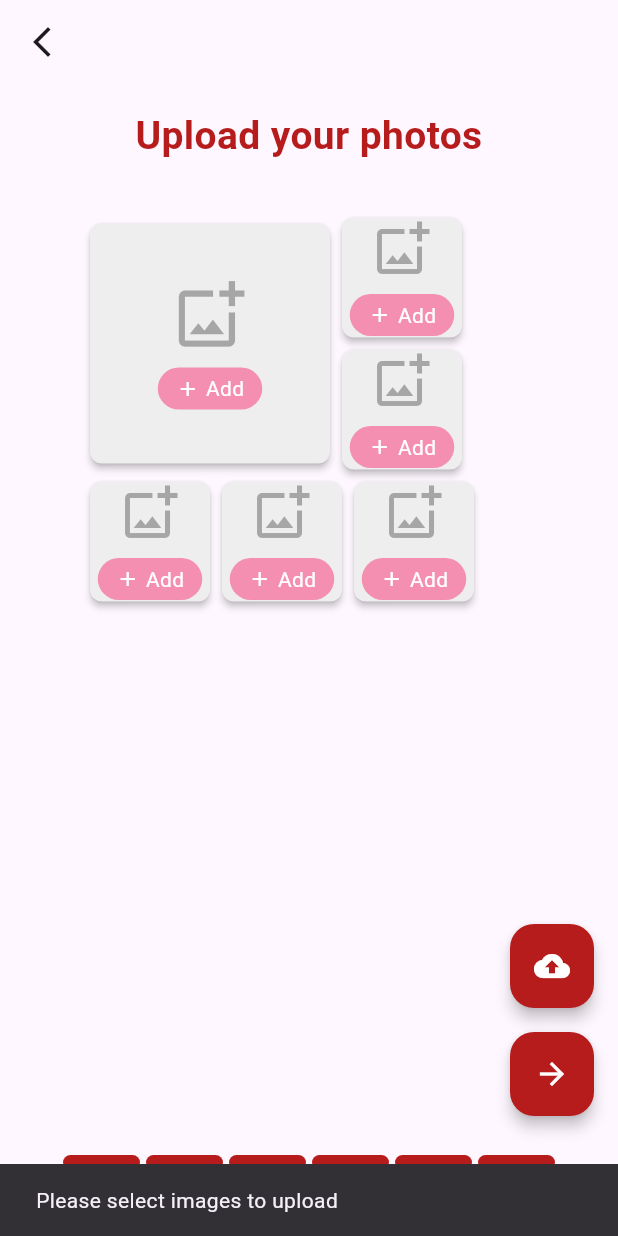
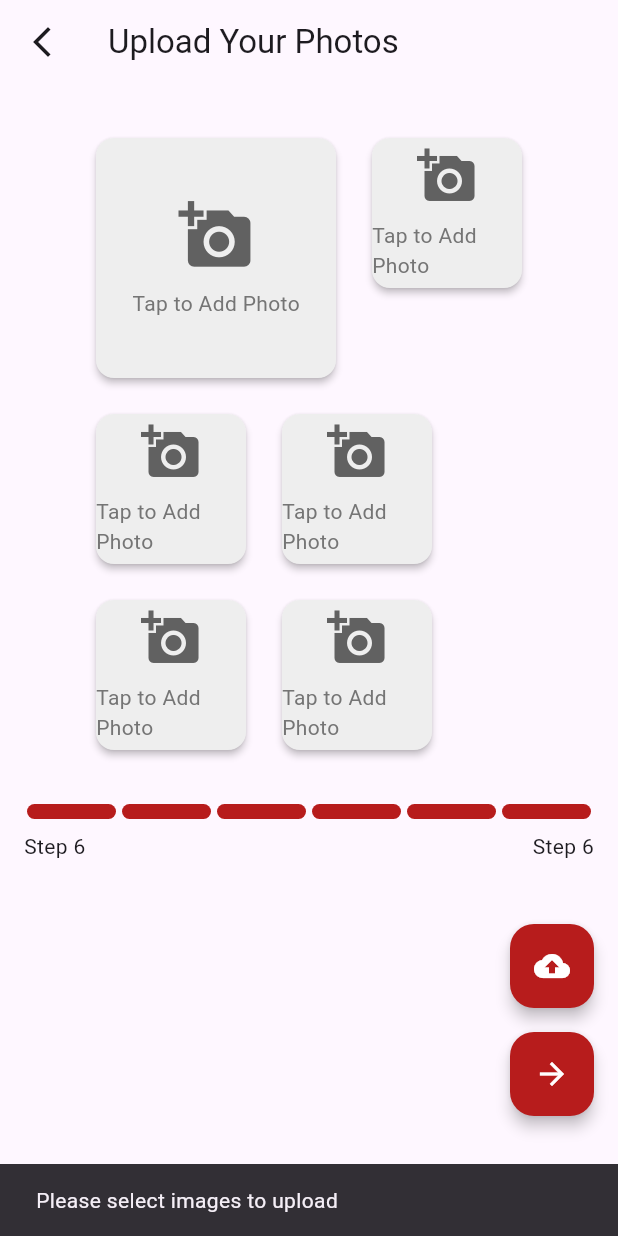
Before and after one commit to Walker31/Connect, a Flutter app: the UploadImage screen opened directly with empty values, after a tap on the "cloud upload" icon, on a phone screen of 412 x 824 dp. Run offline on Flutter 3.47's test engine with Material 3 defaults, Android fonts, the phone set to English and light mode, and no system bars; drawn by our look-alikes of step_progress_indicator; our stand-ins replace flutter_animate, flutter_otp_text_field, image_picker, location, logger, swipe_cards; missing offline and left inert: flutter_svg_icons; network calls fail.

Commit message:
Tested uploading images

```diff
--- a/lib/Backend/path.dart
+++ b/lib/Backend/path.dart
@@ -1,5 +1,5 @@
 class ApiPath {
-  static const baseURL = 'http://10.0.2.2:8000';
+  static const baseURL = 'https://8751-14-139-162-2.ngrok-free.app';
 
   static login() => '$baseURL/user/login/';
 
--- a/lib/Backend/swiping.dart
+++ b/lib/Backend/swiping.dart
@@ -28,6 +28,7 @@ class Match {
 
       if (response.statusCode == 200) {
         final responseData = jsonDecode(response.body);
+        logger.d(responseData);
 
         if (responseData['status'] == 'success') {
           // Check if the response indicates a match
--- a/lib/Login/Phone Login/phone_login.dart
+++ b/lib/Login/Phone Login/phone_login.dart
@@ -77,6 +77,7 @@ class PhoneLoginState extends State<PhoneLogin> {
   @override
   Widget build(BuildContext context) {
     return Scaffold(
+      resizeToAvoidBottomInset: false,
       body: Container(
         width: double.infinity,
         height: double.infinity,
--- a/lib/Login/Sign Up/upload.dart
+++ b/lib/Login/Sign Up/upload.dart
@@ -1,16 +1,12 @@
-import 'dart:convert';
 import 'dart:io';
-import 'package:http/http.dart' as http;
-import 'package:connect/Backend/path.dart';
-import 'package:connect/Base%20Scaffold/base.dart';
 import 'package:flutter/material.dart';
 import 'package:image_picker/image_picker.dart';
 import 'package:logger/logger.dart';
 import 'package:step_progress_indicator/step_progress_indicator.dart';
 import '../../Backend/auth.dart';
+import '../../Backend/images.dart';
+import '../../Base Scaffold/base.dart';
 import '../../Components/back.dart';
-import 'dart:async';
-
 import '../../Model/profile.dart';
 
 class UploadImage extends StatefulWidget {
@@ -26,14 +22,8 @@ class _UploadImageState extends State<UploadImage> {
   final List<File> _selectedImages = [];
   final ImagePicker picker = ImagePicker();
   Logger logger = Logger();
+  bool isLoading = false;
   bool _isUploading = false;
-  bool isLoading = false;
-
-  @override
-  void dispose() {
-    // Add any necessary cleanup code here
-    super.dispose();
-  }
 
   Future<void> pickImages() async {
     final List<XFile> pickerFiles = await picker.pickMultiImage();
@@ -48,51 +38,39 @@ class _UploadImageState extends State<UploadImage> {
           const SnackBar(content: Text('Please select images to upload')));
       return;
     }
+
     setState(() {
       _isUploading = true;
     });
-    final url = Uri.parse(ApiPath.uploadImage());
-    final request = http.MultipartRequest('POST', url);
 
-    try {
+    bool success = true;
     for (var image in _selectedImages) {
-        request.files
-            .add(await http.MultipartFile.fromPath('images', image.path));
+      bool result = await ImageUploadService.uploadImage(image);
+      if (!result) {
+        success = false;
+      }
     }
 
-      final response = await request.send();
-      if (response.statusCode == 200) {
-        final responseBody = await response.stream.bytesToString();
-        final jsonResponse = jsonDecode(responseBody);
-
-        // Extract URLs from the response
-        final List<String> uploadedImageUrls =
-            List<String>.from(jsonResponse['image_urls']);
-
+    if (success) {
       setState(() {
-          widget.formdata['uploadedImageUrls'] = uploadedImageUrls;
+        widget.formdata['uploadedImageUrls'] =
+            _selectedImages.map((image) => image.path).toList();
       });
 
-        logger.d('Uploaded Images: $uploadedImageUrls');
+      logger.d('Uploaded Images: ${widget.formdata['uploadedImageUrls']}');
       ScaffoldMessenger.of(context).showSnackBar(
         const SnackBar(content: Text('Images uploaded successfully!')),
       );
     } else {
-        logger.e('Failed to upload images: ${response.reasonPhrase}');
+      logger.e('Failed to upload images.');
       ScaffoldMessenger.of(context).showSnackBar(
         const SnackBar(content: Text('Image upload failed.')),
       );
     }
-    } catch (e) {
-      logger.e('Error uploading images: $e');
-      ScaffoldMessenger.of(context).showSnackBar(
-        const SnackBar(content: Text('An error occurred during upload.')),
-      );
-    } finally {
+
     setState(() {
       _isUploading = false;
     });
-    }
   }
 
   @override
@@ -101,58 +79,31 @@ class _UploadImageState extends State<UploadImage> {
       resizeToAvoidBottomInset: true,
       appBar: AppBar(
         leading: const Back(),
+        title: const Text('Upload Your Photos'),
       ),
       body: Padding(
-        padding: const EdgeInsets.symmetric(vertical: 16, horizontal: 40),
+        padding: const EdgeInsets.all(16.0),
         child: Column(
           crossAxisAlignment: CrossAxisAlignment.center,
           children: [
-            // Title
-            Text(
-              'Upload your photos',
-              textAlign: TextAlign.center,
-              style: TextStyle(
-                fontSize: 26,
-                fontWeight: FontWeight.bold,
-                color: Colors.red.shade900,
+            // Image Cards in a Wrap
+            Center(
+              child: Container(
+                padding: const EdgeInsets.all(16),
+                child: Wrap(
+                  spacing: 16,
+                  runSpacing: 16,
+                  children: [
+                    ImageCard(isLarge: true, onImagePicked: pickImages),
+                    ...List.generate(
+                        5, (index) => ImageCard(onImagePicked: pickImages)),
+                  ],
+                ),
               ),
             ),
             const SizedBox(height: 16),
 
-            // Image Cards in a Wrap
-            Center(
-              child: Container(
-                padding: const EdgeInsets.all(16),
-                child: Column(
-                  children: [
-                    Row(
-                      children: [
-                        ImageCard(isLarge: true, onImagePicked: pickImages),
-                        Column(
-                          children: [
-                            ImageCard(onImagePicked: pickImages),
-                            ImageCard(onImagePicked: pickImages),
-                          ],
-                        ),
-                      ],
-                    ),
-                    Row(
-                      children: [
-                        ImageCard(onImagePicked: pickImages),
-                        ImageCard(onImagePicked: pickImages),
-                        ImageCard(onImagePicked: pickImages),
-                      ],
-                    ),
-                  ],
-                ),
-              ),
-            ),
-
             // Step Progress Indicator
-            Expanded(
-              child: Column(
-                mainAxisAlignment: MainAxisAlignment.end,
-                children: [
             StepProgressIndicator(
               currentStep: 6,
               selectedColor: Colors.red.shade900,
@@ -172,9 +123,6 @@ class _UploadImageState extends State<UploadImage> {
           ],
         ),
       ),
-          ],
-        ),
-      ),
       floatingActionButton: Padding(
         padding: const EdgeInsets.only(bottom: 16),
         child: Column(
@@ -185,11 +133,7 @@ class _UploadImageState extends State<UploadImage> {
               elevation: 4,
               foregroundColor: Colors.white,
               backgroundColor: Colors.red.shade900,
-              onPressed: _isUploading
-                  ? null
-                  : () {
-                      _uploadImages();
-                    },
+              onPressed: _isUploading ? null : _uploadImages,
               child: const Icon(Icons.cloud_upload),
             ),
             const SizedBox(height: 16),
@@ -198,11 +142,7 @@ class _UploadImageState extends State<UploadImage> {
               elevation: 4,
               foregroundColor: Colors.white,
               backgroundColor: Colors.red.shade900,
-              onPressed: _isUploading
-                  ? null
-                  : () {
-                      _showAlertDialog(context);
-                    },
+              onPressed: _isUploading ? null : () => _showAlertDialog(context),
               child: const Icon(Icons.arrow_forward),
             ),
           ],
@@ -212,12 +152,9 @@ class _UploadImageState extends State<UploadImage> {
   }
 
   Future<void> signup() async {
-    // Show loading indicator
     setState(() => isLoading = true);
 
-    // Convert formdata to Profile model
     try {
-      logger.d(widget.formdata);
       final profile = Profile(
         name: widget.formdata['name'],
         gender: widget.formdata['gender'],
@@ -228,21 +165,18 @@ class _UploadImageState extends State<UploadImage> {
         pictures: widget.formdata['uploadedImageUrls'],
       );
 
-      // Perform signup using the Auth class
       final auth = Auth();
       final response = await auth.signup(profile);
 
-      setState(() => isLoading = false); // Hide loading indicator
+      setState(() => isLoading = false);
 
       if (response.statusCode == 200) {
-        // Signup successful, proceed to next screen
         Navigator.pushAndRemoveUntil(
           context,
           MaterialPageRoute(builder: (context) => const Home()),
           (route) => false,
         );
       } else {
-        // Show error message
         _showErrorDialog('Signup failed: ${response.body}');
       }
     } catch (e) {
@@ -321,10 +255,8 @@ class _UploadImageState extends State<UploadImage> {
                   shape: RoundedRectangleBorder(
                     borderRadius: BorderRadius.circular(12),
                   ),
-                  padding: const EdgeInsets.symmetric(
-                    horizontal: 32,
-                    vertical: 12,
-                  ),
+                  padding:
+                      const EdgeInsets.symmetric(horizontal: 32, vertical: 12),
                 ),
                 onPressed: () {
                   signup();
@@ -365,53 +297,31 @@ class ImageCard extends StatelessWidget {
       color: Colors.grey.shade200,
       elevation: 2,
       shape: RoundedRectangleBorder(
-        borderRadius: BorderRadius.circular(8),
+        borderRadius: BorderRadius.circular(12),
       ),
+      child: GestureDetector(
+        onTap: onImagePicked,
         child: Container(
-        height: isLarge ? 160 : 80,
-        width: isLarge ? 160 : 80,
+          height: isLarge ? 160 : 100,
+          width: isLarge ? 160 : 100,
           alignment: Alignment.center,
           child: Column(
             mainAxisAlignment: MainAxisAlignment.center,
             children: [
-            Opacity(
-              opacity: 0.5,
-              child: Icon(
-                Icons.add_photo_alternate_outlined,
+              Icon(
+                Icons.add_a_photo,
                 size: isLarge ? 50 : 40,
                 color: Colors.grey.shade700,
               ),
-            ),
               const SizedBox(height: 10),
-            GestureDetector(
-              onTap: onImagePicked,
-              child: Container(
-                decoration: BoxDecoration(
-                  color: Colors.pink.shade200,
-                  borderRadius: BorderRadius.circular(16),
-                ),
-                padding:
-                    const EdgeInsets.symmetric(horizontal: 12, vertical: 4),
-                child: const Row(
-                  mainAxisSize: MainAxisSize.min,
-                  children: [
-                    Icon(
-                      Icons.add,
-                      color: Colors.white,
-                      size: 16,
-                    ),
-                    SizedBox(width: 4),
               Text(
-                      'Add',
-                      style: TextStyle(color: Colors.white, fontSize: 14),
+                'Tap to Add Photo',
+                style: TextStyle(color: Colors.grey.shade600),
               ),
             ],
           ),
         ),
       ),
-          ],
-        ),
-      ),
     );
   }
 }
--- a/lib/main.dart
+++ b/lib/main.dart
@@ -1,7 +1,8 @@
+import 'package:connect/Login/login_main.dart';
 import 'package:flutter/material.dart';
 import 'package:provider/provider.dart';
 import 'Backend/location.dart';
-import 'Login/login_main.dart';
+//import 'Login/login_main.dart';
 import 'Providers/location_provider.dart';
 import 'Providers/profile_provider.dart';
 
--- a/pubspec.yaml
+++ b/pubspec.yaml
@@ -28,6 +28,9 @@ dependencies:
   timeago: ^3.7.0
   intl: ^0.19.0
   web_socket_channel: ^3.0.1
+  flutter_animate: ^4.5.2
+  swipe_cards: ^2.0.0+1
+  path: ^1.9.0
 
 dev_dependencies:
   flutter_test:
@@ -40,3 +43,4 @@ flutter:
       - assets/
       - assets/svgIcons/
       - assets/dp/
+      - assets/fonts/
```
Also changed, not shown: lib/Backend/images.dart (+36 -0 lines), lib/Home/home.dart (+57 -104 lines), lib/Home/partner_card.dart (+19 -17 lines), lib/Home/swipe.dart (added, +192 -0 lines), pubspec.lock, 13 other files. Lines whose indentation alone changed are shown as unchanged.
